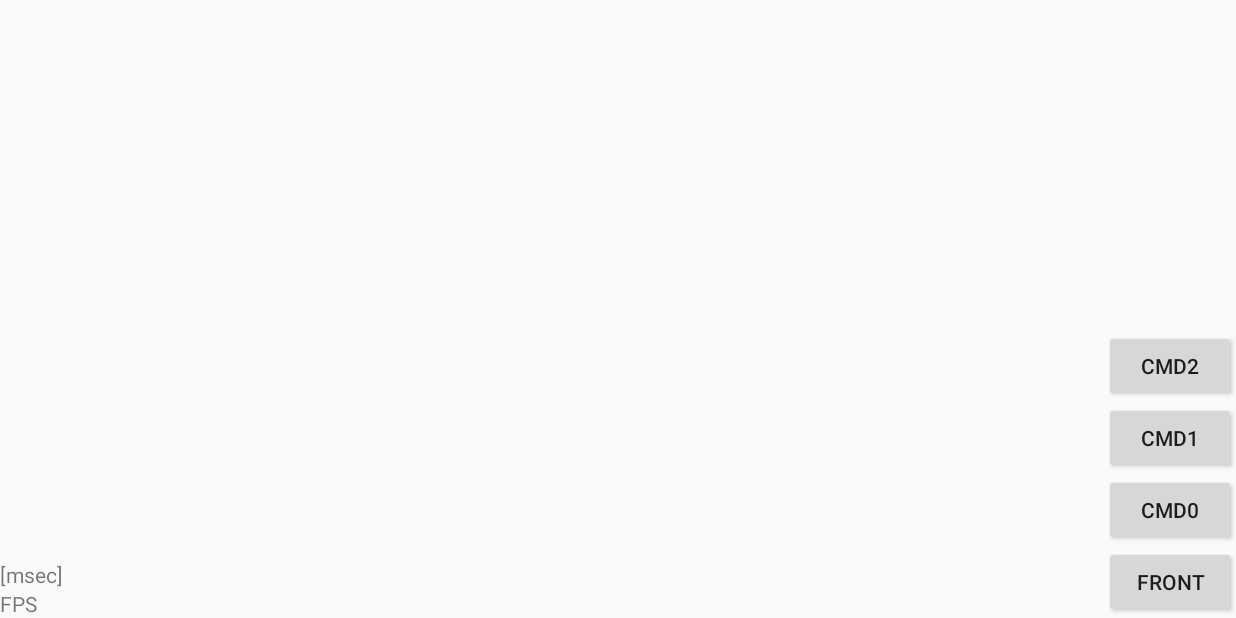
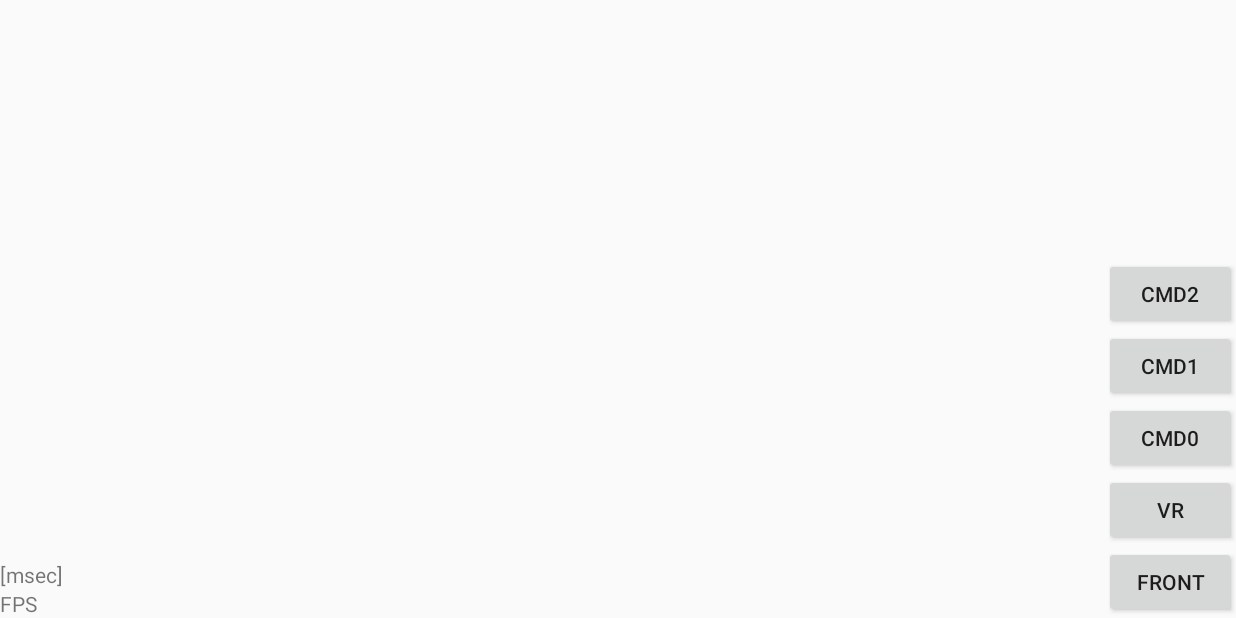
Before and after one commit to iwatake2222/play_with_tflite, an Android app: the screen it shows after launch (MainActivity), on a phone screen of 824 x 412 dp (held sideways). Run offline under Robolectric (Android 15) with nearby library versions, the phone set to English and light mode, and no system bars; libraries missing offline, so code that uses them is left out: androidx.camera.core, androidx.camera.lifecycle, androidx.camera.view, org.opencv.android, org.opencv.core and 1 more; plain views replace PreviewView; 8 statements that could not run were skipped.

Commit message:
Add VR mode into Android App

```diff
--- a/ViewAndroid/app/src/main/java/com/iwatake/viewandroidtflite/MainActivity.java
+++ b/ViewAndroid/app/src/main/java/com/iwatake/viewandroidtflite/MainActivity.java
@@ -23,6 +23,9 @@ import android.view.Surface;
 import android.view.View;
 import android.widget.Button;
 import android.widget.ImageView;
+import android.widget.LinearLayout;
+import android.widget.TableLayout;
+import android.widget.TableRow;
 import android.widget.TextView;
 
 import com.google.common.util.concurrent.ListenableFuture;
@@ -55,7 +58,13 @@ public class MainActivity extends AppCompatActivity {
     /*** Views ***/
     private PreviewView previewView;
     private ImageView imageView;
+    private ImageView imageView2;
     private Button buttonCamera;
+    private Button buttonVr;
+    private Button buttonVrExit;
+    private Button buttonCmd0;
+    private Button buttonCmd1;
+    private Button buttonCmd2;
     private TextView textViewFps;
     private TextView textViewImageProcessTime;
 
@@ -77,13 +86,37 @@ public class MainActivity extends AppCompatActivity {
     protected void onCreate(Bundle savedInstanceState) {
         super.onCreate(savedInstanceState);
         setContentView(R.layout.activity_main);
+        getViews();
+        setEventListeners();
+        exitVrMode();
 
+        if (checkPermissions()) {
+            if (appStatus == AppStatus.NotInitialized) {
+                ImageProcessorInitialize();
+                ImageProcessorCommand(0);
+                appStatus = AppStatus.Initialized;
+            }
+            startCamera();
+        } else {
+            ActivityCompat.requestPermissions(this, REQUIRED_PERMISSIONS, REQUEST_CODE_FOR_PERMISSIONS);
+        }
+    }
+
+    private void getViews() {
         previewView = findViewById(R.id.previewView);
         imageView = findViewById(R.id.imageView);
+        imageView2 = findViewById(R.id.imageView2);
         buttonCamera = findViewById(R.id.buttonCamera);
+        buttonVr = findViewById(R.id.buttonVr);
+        buttonVrExit = findViewById(R.id.buttonVrExit);
+        buttonCmd0 = findViewById(R.id.buttonCmd0);
+        buttonCmd1 = findViewById(R.id.buttonCmd1);
+        buttonCmd2 = findViewById(R.id.buttonCmd2);
         textViewFps = findViewById(R.id.textViewFps);
         textViewImageProcessTime = findViewById(R.id.textViewImageProcessTime);
+    }
 
+    private void setEventListeners() {
         buttonCamera.setOnClickListener(new View.OnClickListener() {
             @Override
             public void onClick(View view) {
@@ -98,38 +131,42 @@ public class MainActivity extends AppCompatActivity {
             }
         });
 
-        findViewById(R.id.buttonCmd0).setOnClickListener(new View.OnClickListener() {
+        buttonCmd0.setOnClickListener(new View.OnClickListener() {
             @Override
             public void onClick(View view) {
                 ImageProcessorCommand((0));
             }
         });
 
-        findViewById(R.id.buttonCmd1).setOnClickListener(new View.OnClickListener() {
+        buttonCmd1.setOnClickListener(new View.OnClickListener() {
             @Override
             public void onClick(View view) {
                 ImageProcessorCommand((1));
             }
         });
 
-        findViewById(R.id.buttonCmd2).setOnClickListener(new View.OnClickListener() {
+        buttonCmd2.setOnClickListener(new View.OnClickListener() {
             @Override
             public void onClick(View view) {
                 ImageProcessorCommand((2));
             }
         });
 
-        if (checkPermissions()) {
-            if (appStatus == AppStatus.NotInitialized) {
-                ImageProcessorInitialize();
-                ImageProcessorCommand(0);
-                appStatus = AppStatus.Initialized;
+        buttonVr.setOnClickListener(new View.OnClickListener() {
+            @Override
+            public void onClick(View view) {
+                enterVrMode();
             }
-            startCamera();
-        } else {
-            ActivityCompat.requestPermissions(this, REQUIRED_PERMISSIONS, REQUEST_CODE_FOR_PERMISSIONS);
-        }
+        });
+
+        buttonVrExit.setOnClickListener(new View.OnClickListener() {
+            @Override
+            public void onClick(View view) {
+                exitVrMode();
+            }
+        });
     }
+
     @Override
     protected void onDestroy() {
         super.onDestroy();
@@ -147,6 +184,32 @@ public class MainActivity extends AppCompatActivity {
             appStatus = AppStatus.NotInitialized;
             ImageProcessorFinalize();
         }
+    }
+
+    private void enterVrMode() {
+        imageView2.setVisibility(View.VISIBLE);
+        imageView2.setLayoutParams(new TableRow.LayoutParams(0, LinearLayout.LayoutParams.MATCH_PARENT, 1f));
+        buttonCamera.setVisibility(View.INVISIBLE);
+        buttonVr.setVisibility(View.INVISIBLE);
+        buttonCmd0.setVisibility(View.INVISIBLE);
+        buttonCmd1.setVisibility(View.INVISIBLE);
+        buttonCmd2.setVisibility(View.INVISIBLE);
+        textViewFps.setVisibility(View.INVISIBLE);
+        textViewImageProcessTime.setVisibility(View.INVISIBLE);
+        buttonVrExit.setVisibility(View.VISIBLE);
+    }
+
+    private void exitVrMode() {
+        imageView2.setVisibility(View.INVISIBLE);
+        imageView2.setLayoutParams(new TableRow.LayoutParams(0, LinearLayout.LayoutParams.MATCH_PARENT, 0f));
+        buttonCamera.setVisibility(View.VISIBLE);
+        buttonVr.setVisibility(View.VISIBLE);
+        buttonCmd0.setVisibility(View.VISIBLE);
+        buttonCmd1.setVisibility(View.VISIBLE);
+        buttonCmd2.setVisibility(View.VISIBLE);
+        textViewFps.setVisibility(View.VISIBLE);
+        textViewImageProcessTime.setVisibility(View.VISIBLE);
+        buttonVrExit.setVisibility(View.INVISIBLE);
     }
 
     private void startCamera() {
@@ -181,17 +244,14 @@ public class MainActivity extends AppCompatActivity {
 
         @Override
         public void analyze(@NonNull ImageProxy image) {
-            if (previewView.getDisplay() == null || appStatus != AppStatus.Initialized) {
+            if (previewView.getDisplay() == null || appStatus != AppStatus.Initialized || image.getWidth() == 0) {
                 image.close();
                 return;
             }
-
             /* Create cv::mat(RGB888) from image(NV21) */
             Mat matOrg = getMatFromImage(image);
-
             /* Fix image rotation (it looks image in PreviewView is automatically fixed by CameraX???) */
             Mat mat = fixMatRotation(matOrg);
-
 //            Log.i(TAG, "[analyze] width = " + image.getWidth() + ", height = " + image.getHeight() + "Rotation = " + previewView.getDisplay().getRotation());
 //            Log.i(TAG, "[analyze] mat width = " + matOrg.cols() + ", mat height = " + matOrg.rows());
 
@@ -230,6 +290,7 @@ public class MainActivity extends AppCompatActivity {
                 @Override
                 public void run() {
                     imageView.setImageBitmap(bitmap);
+                    if (imageView2.getVisibility() == View.VISIBLE)  imageView2.setImageBitmap(bitmap);
                     textViewFps.setText(fmFps.toString());
                     textViewImageProcessTime.setText(fmImageProcessTime.toString());
                 }
--- a/ViewAndroid/app/src/main/res/layout/activity_main.xml
+++ b/ViewAndroid/app/src/main/res/layout/activity_main.xml
@@ -9,17 +9,23 @@
     <LinearLayout
         android:layout_width="match_parent"
         android:layout_height="match_parent"
-        android:orientation="vertical">
+        android:orientation="horizontal">
         <androidx.camera.view.PreviewView
             android:id="@+id/previewView"
-            android:layout_width="match_parent"
+            android:visibility="invisible"
+            android:layout_width="0dp"
+            android:layout_height="match_parent"
+            android:layout_weight="0"/>
+        <ImageView
+            android:id="@+id/imageView"
+            android:layout_width="0dp"
             android:layout_height="match_parent"
             android:layout_weight="1"/>
         <ImageView
-            android:id="@+id/imageView"
-            android:layout_width="match_parent"
+            android:id="@+id/imageView2"
+            android:layout_width="0dp"
             android:layout_height="match_parent"
-            android:layout_weight="0"/>
+            android:layout_weight="1"/>
     </LinearLayout>
     <Button
         android:id="@+id/buttonCamera"
@@ -29,11 +35,18 @@
         app:layout_constraintBottom_toBottomOf="parent"
         android:text="FRONT" />
     <Button
+        android:id="@+id/buttonVr"
+        android:layout_width="wrap_content"
+        android:layout_height="wrap_content"
+        app:layout_constraintEnd_toEndOf="parent"
+        app:layout_constraintBottom_toTopOf="@id/buttonCamera"
+        android:text="VR" />
+    <Button
         android:id="@+id/buttonCmd0"
         android:layout_width="wrap_content"
         android:layout_height="wrap_content"
         app:layout_constraintEnd_toEndOf="parent"
-        app:layout_constraintBottom_toTopOf="@id/buttonCamera"
+        app:layout_constraintBottom_toTopOf="@id/buttonVr"
         android:text="CMD0" />
     <Button
         android:id="@+id/buttonCmd1"
@@ -65,4 +78,14 @@
         app:layout_constraintBottom_toTopOf="@id/textViewFps"
         android:text="[msec]" />
 
+    <Button
+        android:id="@+id/buttonVrExit"
+        android:layout_width="wrap_content"
+        android:layout_height="wrap_content"
+        app:layout_constraintTop_toTopOf=" parent"
+        app:layout_constraintLeft_toLeftOf="parent"
+        app:layout_constraintRight_toRightOf="parent"
+        android:text="x"
+        android:background="#09000000"/>
+
 </androidx.constraintlayout.widget.ConstraintLayout>
```
